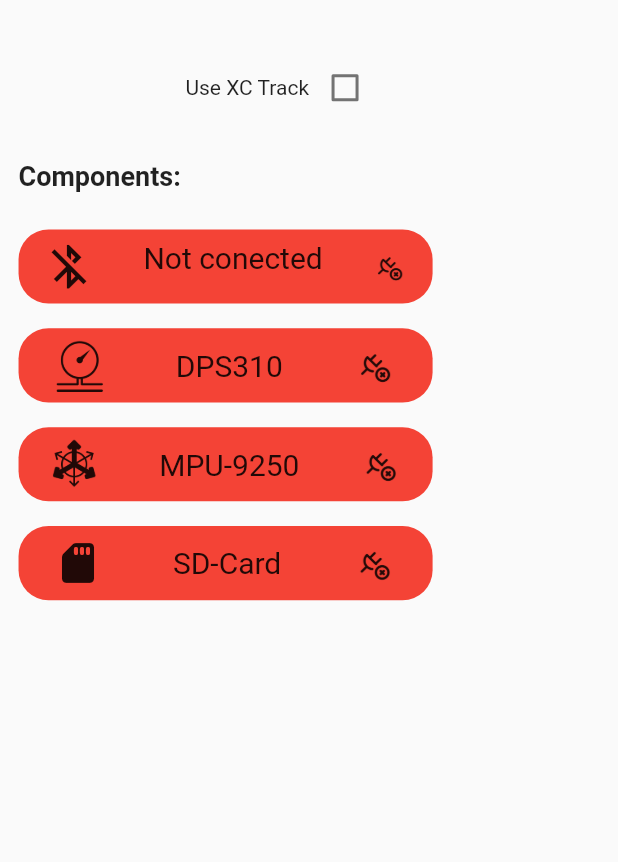
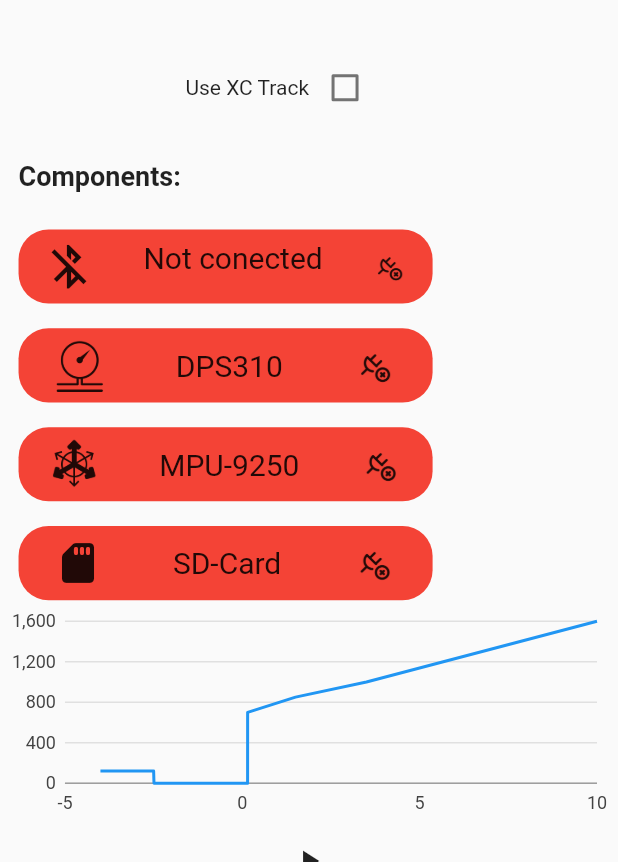
Before and after one commit to oiver12/Variometer-FlutterApp, a Flutter app: the screen it shows after launch, on a phone screen of 412 x 824 dp, the part 374-1236 px from its top. Run offline on Flutter 3.47's test engine with Material 2 defaults, Android fonts, the phone set to English and light mode, and no system bars; our stand-ins replace charts_flutter, flutter_bluetooth_serial, syncfusion_flutter_gauges; missing offline and left inert: crclib, sound_generator; statements that could not run were skipped.

Commit message:
SliderControll

```diff
--- a/lib/BeforeStartPage.dart
+++ b/lib/BeforeStartPage.dart
@@ -7,6 +7,7 @@ import 'main.dart';
 import './BackgroundCollectingTask.dart';
 import './SelectBondedDevicePage.dart';
 import 'package:flutter_bluetooth_serial/flutter_bluetooth_serial.dart';
+import 'chartSlider.dart';
 
 class BeforeStartPage extends StatefulWidget {
   static _BeforeStartPageState state;
@@ -360,6 +361,7 @@ class _BeforeStartPageState extends State<BeforeStartPage> {
                   ),
                 ),
               ),
+              SliderLine.withSampleData(),
             ],
           )
       ),
--- /dev/null
+++ b/lib/chartSlider.dart
@@ -0,0 +1,256 @@
+import 'dart:async';
+import 'dart:developer';
+import 'dart:math';
+// EXCLUDE_FROM_GALLERY_DOCS_END
+import 'package:charts_flutter/flutter.dart' as charts;
+import 'package:flutter/material.dart';
+import 'package:flutter/rendering.dart';
+import 'package:flutter/scheduler.dart';
+import 'package:sound_generator/sound_generator.dart';
+import 'package:sound_generator/waveTypes.dart';
+
+class SliderLine extends StatefulWidget {
+  static List<charts.Series> seriesList = _createSampleData();
+  static List<ToneFrequency> pointsOfSlide;
+  final bool animate;
+
+  SliderLine({this.animate});
+
+  /// Creates a [LineChart] with sample data and no transition.
+  factory SliderLine.withSampleData() {
+    return new SliderLine(
+      animate: false,
+    );
+  }
+
+
+  // We need a Stateful widget to build the selection details with the current
+  // selection as the state.
+  @override
+  State<StatefulWidget> createState() => new _SliderCallbackState();
+
+  /// Create one series with sample hard coded data.
+  static List<charts.Series<ToneFrequency, double>> _createSampleData() {
+    pointsOfSlide = [
+      new ToneFrequency(120, 0, -4),
+      new ToneFrequency(120, 0, -2.5),
+      new ToneFrequency(0, 0, -2.49),
+      new ToneFrequency(0, 0, 0.149),
+      new ToneFrequency(700, 750, 0.15),
+      new ToneFrequency(850, 540, 1.5),
+      new ToneFrequency(1000, 300, 3.5),
+      new ToneFrequency(1600, 90, 10),
+    ];
+
+    return [
+      new charts.Series<ToneFrequency, double>(
+        id: 'Sales',
+        domainFn: (ToneFrequency sales, _) => sales.velocity,
+        measureFn: (ToneFrequency sales, _) => sales.frequeny,
+        data: pointsOfSlide,
+      )
+    ];
+  }
+}
+
+class _SliderCallbackState extends State<SliderLine> {
+  waveTypes waveType = waveTypes.SQUAREWAVE;
+  int sampleRate = 9600;
+  bool BeepOn = false;
+  bool isPlaying = true;
+  int lengthTone = 750;
+  double frequency = 700;
+  Timer timer;
+  bool isLow = false;
+  bool isEqual = false;
+  double velocity = 0.15;
+
+  // Handles callbacks when the user drags the slider.
+  _onSliderChange(Point<int> point, dynamic domain, String roleId,
+      charts.SliderListenerDragState dragState) {
+    // Request a build.
+    void rebuild(_) {
+      if(dragState == charts.SliderListenerDragState.end) {
+        print("Rebuild");
+        for (int i = 0; i < SliderLine.pointsOfSlide.length; i++) {
+          if (domain >= SliderLine.pointsOfSlide[i].velocity && domain <= SliderLine.pointsOfSlide[i + 1].velocity)
+          {
+            if (i + 1 == SliderLine.pointsOfSlide.length)
+            {
+              setState(() {
+                frequency = SliderLine.pointsOfSlide[i].frequeny;
+                velocity = domain;
+              });
+              return;
+            }
+            if (i == 0 || i == 1)
+            {
+              print("Low");
+              if (timer != null)
+                timer.cancel();
+              isLow = true;
+              isEqual = false;
+              SoundGenerator.setFrequency(frequency);
+              setState(() {
+                lengthTone = 1000;
+                frequency = SliderLine.pointsOfSlide[1].frequeny;
+                velocity = domain;
+              });
+              if(BeepOn)
+                SoundGenerator.play();
+              return;
+            }
+            else if (i == 2 || i == 3)
+            {
+              print("Equal");
+              if (timer != null)
+                timer.cancel();
+              isLow = false;
+              isEqual = true;
+              setState(() {
+                velocity = domain;
+                frequency = 0;
+                lengthTone = 0;
+              });
+              SoundGenerator.stop();
+              return;
+            }
+            double factor = (domain - SliderLine.pointsOfSlide[i].velocity) / (SliderLine.pointsOfSlide[i + 1].velocity - SliderLine.pointsOfSlide[i].velocity);
+            setState(() {
+              velocity = domain;
+              frequency = factor * (SliderLine.pointsOfSlide[i + 1].frequeny - SliderLine.pointsOfSlide[i].frequeny) + SliderLine.pointsOfSlide[i].frequeny;
+              lengthTone = (factor * (SliderLine.pointsOfSlide[i + 1].lengthTone - SliderLine.pointsOfSlide[i].lengthTone) + SliderLine.pointsOfSlide[i].lengthTone).round();
+              print(frequency.toString());
+            });
+            SoundGenerator.setFrequency(frequency);
+            isLow = false;
+            isEqual = false;
+            if (BeepOn)
+            {
+              if (timer != null)
+                timer.cancel();
+
+              timer = Timer.periodic(Duration(milliseconds: lengthTone), (Timer t) => Beep());
+            }
+            return;
+          }
+        }
+      }
+    }
+
+    SchedulerBinding.instance.addPostFrameCallback(rebuild);
+  }
+  @override
+  void initState()
+  {
+    super.initState();
+    SoundGenerator.init(sampleRate);
+
+    SoundGenerator.setAutoUpdateOneCycleSample(false);
+    SoundGenerator.setWaveType(waveType);
+    SoundGenerator.setFrequency(frequency);
+    SoundGenerator.setVolume(1);
+  }
+
+  void Beep()
+  {
+    if(isPlaying)
+      {
+        SoundGenerator.stop();
+        isPlaying = false;
+      }
+    else
+      {
+        SoundGenerator.play();
+        isPlaying = true;
+      }
+  }
+
+  @override
+  Widget build(BuildContext context) {
+    print(frequency.toString());
+    // The children consist of a Chart and Text widgets below to hold the info.
+    final children = <Widget>[
+      new SizedBox(
+          height: 150.0,
+          child: new charts.LineChart(
+            SliderLine.seriesList,
+            animate: widget.animate,
+            // Configures a [Slider] behavior.
+            //
+            // Available options include:
+            //
+            // [eventTrigger] configures the type of mouse gesture that controls
+            // the slider.
+            //
+            // [handleRenderer] draws a handle for the slider. Defaults to a
+            // rectangle.
+            //
+            // [initialDomainValue] sets the initial position of the slider in
+            // domain units. The default is the center of the chart.
+            //
+            // [onChangeCallback] will be called when the position of the slider
+            // changes during a drag event.
+            //
+            // [roleId] optional custom role ID for the slider. This can be used to
+            // allow multiple [Slider] behaviors on the same chart. Normally, there can
+            // only be one slider (per event trigger type) on a chart. This setting
+            // allows for configuring multiple independent sliders.
+            //
+            // [snapToDatum] configures the slider to snap snap onto the nearest
+            // datum (by domain distance) when dragged. By default, the slider
+            // can be positioned anywhere along the domain axis.
+            //
+            // [style] takes in a [SliderStyle] configuration object, and
+            // configures the color and sizing of the slider line and handle.
+            behaviors: [
+              new charts.Slider(
+                  initialDomainValue: velocity, onChangeCallback: _onSliderChange),
+            ],
+          )),
+    ];
+    children.add(
+        IconButton(
+            icon: Icon(
+                BeepOn ? Icons.stop : Icons.play_arrow),
+            onPressed: () {
+              if(BeepOn)
+                {
+                  if(timer != null)
+                    timer.cancel();
+
+                  SoundGenerator.stop();
+                }
+            else
+              {
+                if(isEqual)
+                  SoundGenerator.stop();
+                else if(isLow)
+                  SoundGenerator.play();
+                else
+                  timer = Timer.periodic(Duration(milliseconds: lengthTone), (Timer t) => Beep());
+              }
+              setState(() {
+                BeepOn = !BeepOn;
+              });
+            }));
+    children.add(Text("Velocity: " + velocity.toStringAsFixed(2)));
+    children.add(Text("Frequency: " + frequency.toStringAsFixed(2)));
+    children.add(Text("Toneduration: " + lengthTone.toString()));
+    return new Column(children: children);
+  }
+}
+
+/// Sample linear data type.
+class ToneFrequency {
+  double velocity;
+  double frequeny;
+  double lengthTone;
+
+  ToneFrequency(double freqeuncy, double lengthTone, double velocity)
+  {
+    this.velocity = velocity;
+    this.frequeny = freqeuncy;
+    this.lengthTone = lengthTone;
+  }
+}
--- a/pubspec.yaml
+++ b/pubspec.yaml
@@ -29,6 +29,8 @@ dependencies:
   cupertino_icons: ^1.0.2
   crclib: ^2.0.0
   syncfusion_flutter_gauges: ^19.2.51
+  charts_flutter: ^0.11.0
+  sound_generator: ^0.0.5
 
 dev_dependencies:
   flutter_test:
```
Also changed, not shown: 2 other files.
